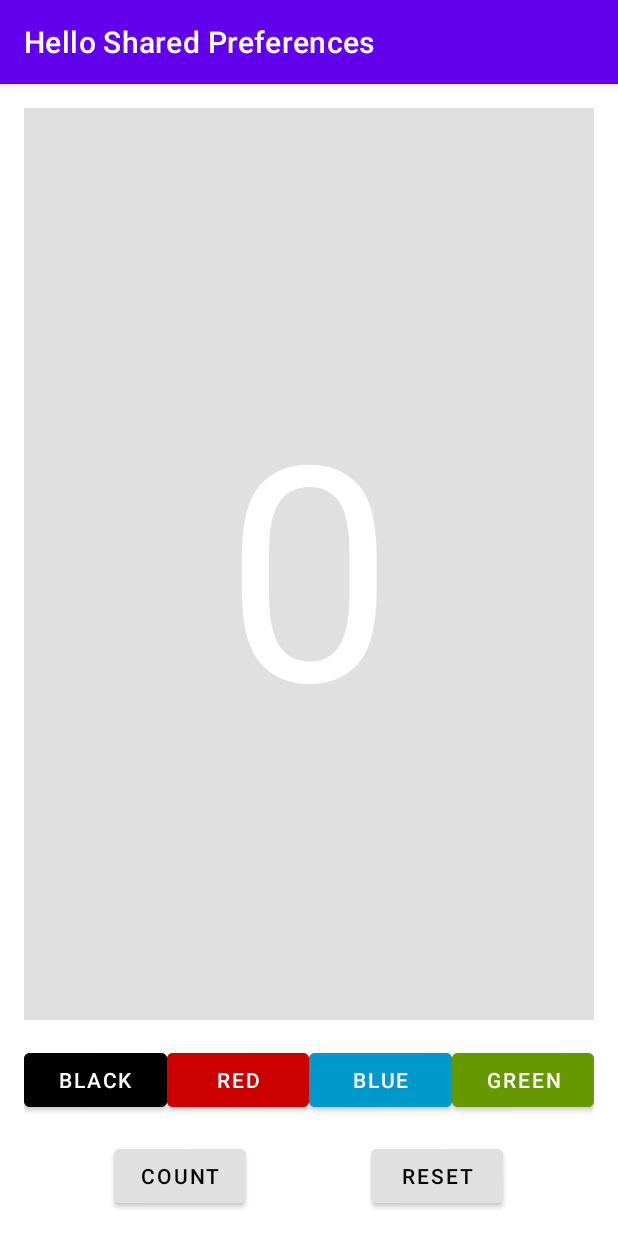
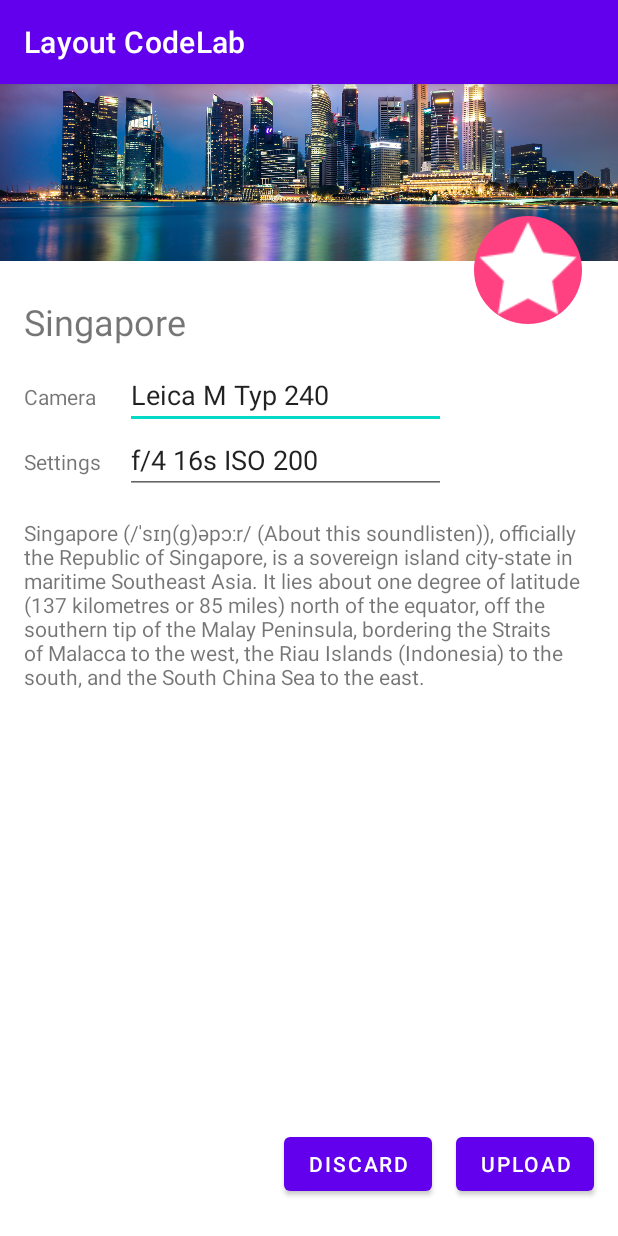
Before and after one commit to shrutiisharma/Codelabs, an Android app: the screen it shows after launch (MainActivity), on a phone screen of 412 x 824 dp. Run offline under Robolectric (Android 15) with nearby library versions, the phone set to English and light mode, and no system bars.

Commit message:
ConstraintLayout 1 Done!

```diff
--- a/app/src/main/java/com/streamliners/codelabs/Constants.java
+++ /dev/null
@@ -1,8 +0,0 @@
-package com.streamliners.codelabs;
-
-public class Constants {
-
-    public static final String COUNT_KEY = "count";
-
-    public static final String COLOR_KEY = "backgroundColor";
-}
--- a/app/src/main/java/com/streamliners/codelabs/MainActivity.java
+++ b/app/src/main/java/com/streamliners/codelabs/MainActivity.java
@@ -13,13 +13,6 @@ public class MainActivity extends AppCompatActivity {
     //create object for view binding
     ActivityMainBinding b;
 
-    private int backgroundClr;
-    private int count = 0;
-
-    SharedPreferences mPreferences;
-
-    private String sharedPrefFile =
-            "com.example.android.hellosharedprefs";
 
     /**
      * It initialises the activity.
@@ -30,83 +23,16 @@ public class MainActivity extends AppCompatActivity {
         super.onCreate(savedInstanceState);
 
         setupLayout();
-
-        // Initialize Shared Preferences
-        mPreferences = getSharedPreferences(sharedPrefFile, MODE_PRIVATE);
-        // Restore preferences
-        if (mPreferences != null) {
-            count = mPreferences.getInt(Constants.COUNT_KEY, 0);
-            b.output.setText(String.format("%s", count));
-            backgroundClr = mPreferences.getInt(Constants.COLOR_KEY, getResources().getColor(R.color.gray));
-            b.output.setBackgroundColor(backgroundClr);
-        }
     }
 
     /**
-     * To set the layout of the sharedPrefsActivity
+     * To set the layout of the MainActivity
      */
     private void setupLayout() {
         b = ActivityMainBinding.inflate(getLayoutInflater());
         setContentView(b.getRoot());
 
-        setTitle("Hello Shared Preferences");
+        setTitle("Layout CodeLab");
     }
 
-    public void setBlackClrBackground(View view) {
-        backgroundClr = getResources().getColor(R.color.black);
-        updateBackgroundColor();
-    }
-
-    public void setRedClrBackground(View view) {
-        backgroundClr = getResources().getColor(R.color.red);
-        updateBackgroundColor();
-    }
-
-    public void setBlueClrBackground(View view) {
-        backgroundClr = getResources().getColor(R.color.blue);
-        updateBackgroundColor();
-    }
-
-    public void setGreenClrBackground(View view) {
-        backgroundClr = getResources().getColor(R.color.green);
-        updateBackgroundColor();
-    }
-
-    private void updateBackgroundColor() {
-        b.output.setBackgroundColor(backgroundClr);
-    }
-
-    public void incCount(View view) {
-        count ++;
-        b.output.setText(String.valueOf(count));
-    }
-
-    public void resetOutput(View view) {
-
-        // Reset background color
-        backgroundClr = getResources().getColor(R.color.gray);
-        updateBackgroundColor();
-
-        // Reset count
-        count = 0;
-        b.output.setText(String.valueOf(count));
-
-        // Clear preferences
-        SharedPreferences.Editor preferencesEditor = mPreferences.edit();
-        preferencesEditor.clear();
-        preferencesEditor.apply();
-    }
-
-
-    @Override
-    protected void onPause() {
-        super.onPause();
-
-        mPreferences = getSharedPreferences(sharedPrefFile, MODE_PRIVATE);
-
-        SharedPreferences.Editor preferencesEditor = mPreferences.edit();
-        preferencesEditor.putInt(Constants.COUNT_KEY, count);
-        preferencesEditor.putInt(Constants.COLOR_KEY, backgroundClr);
-        preferencesEditor.apply();
-    }
 }
--- /dev/null
+++ b/app/src/main/res/drawable/star_background.xml
@@ -0,0 +1,9 @@
+<?xml version="1.0" encoding="utf-8"?>
+
+<ripple xmlns:android="http://schemas.android.com/apk/res/android" android:color="?android:colorControlHighlight">
+    <item>
+        <shape android:shape="oval">
+            <solid android:color="@color/colorAccent" />
+        </shape>
+    </item>
+</ripple>
--- a/app/src/main/res/layout/activity_main.xml
+++ b/app/src/main/res/layout/activity_main.xml
@@ -6,122 +6,107 @@
     android:layout_height="match_parent"
     tools:context=".MainActivity">
 
+    <ImageView
+        android:id="@+id/singaporeImg"
+        android:layout_width="0dp"
+        android:layout_height="118dp"
+        android:scaleType="centerCrop"
+        app:layout_constraintEnd_toEndOf="parent"
+        app:layout_constraintStart_toStartOf="parent"
+        app:layout_constraintTop_toTopOf="parent"
+        app:srcCompat="@drawable/singapore" />
+
+    <ImageView
+        android:id="@+id/favouriteImg"
+        android:layout_width="wrap_content"
+        android:layout_height="wrap_content"
+        android:layout_marginTop="88dp"
+        android:layout_marginEnd="24dp"
+        android:background="@drawable/star_background"
+        app:layout_constraintEnd_toEndOf="parent"
+        app:layout_constraintTop_toTopOf="parent"
+        app:srcCompat="@drawable/ic_star" />
 
     <TextView
-        android:id="@+id/output"
+        android:id="@+id/heading"
+        android:layout_width="wrap_content"
+        android:layout_height="wrap_content"
+        android:layout_marginStart="16dp"
+        android:layout_marginTop="24dp"
+        android:text="Singapore"
+        android:textSize="24sp"
+        app:layout_constraintStart_toStartOf="parent"
+        app:layout_constraintTop_toBottomOf="@+id/singaporeImg"
+        tools:ignore="MissingConstraints" />
+
+    <TextView
+        android:id="@+id/cameraTV"
+        android:layout_width="wrap_content"
+        android:layout_height="wrap_content"
+        android:layout_marginStart="16dp"
+        android:layout_marginTop="24dp"
+        android:labelFor="@+id/cameraEdit"
+        android:text="Camera"
+        app:layout_constraintStart_toStartOf="parent"
+        app:layout_constraintTop_toBottomOf="@+id/heading" />
+
+    <TextView
+        android:id="@+id/settingsTV"
+        android:layout_width="wrap_content"
+        android:layout_height="wrap_content"
+        android:layout_marginStart="16dp"
+        android:layout_marginTop="24dp"
+        android:labelFor="@+id/settingsEdit"
+        android:text="Settings"
+        app:layout_constraintStart_toStartOf="parent"
+        app:layout_constraintTop_toBottomOf="@+id/cameraTV"/>
+
+    <EditText
+        android:id="@+id/cameraEditText"
+        android:layout_width="214dp"
+        android:layout_height="wrap_content"
+        android:text="Leica M Typ 240"
+        app:layout_constraintBaseline_toBaselineOf="@+id/cameraTV"
+        app:layout_constraintEnd_toEndOf="@+id/settingsEditText"
+        app:layout_constraintStart_toStartOf="@+id/settingsEditText" />
+
+    <EditText
+        android:id="@+id/settingsEditText"
+        android:layout_width="214dp"
+        android:layout_height="wrap_content"
+        android:layout_marginStart="16dp"
+        android:text="f/4 16s ISO 200"
+        app:layout_constraintBaseline_toBaselineOf="@+id/settingsTV"
+        app:layout_constraintStart_toEndOf="@+id/settingsTV" />
+
+    <TextView
+        android:id="@+id/textView3"
         android:layout_width="0dp"
-        android:layout_height="0dp"
+        android:layout_height="wrap_content"
         android:layout_marginStart="16dp"
         android:layout_marginTop="16dp"
         android:layout_marginEnd="16dp"
-        android:layout_marginBottom="16dp"
-        android:background="@color/gray"
-        android:gravity="center"
-        android:text="@string/initial_count"
-        android:textAlignment="center"
-        android:textColor="@color/white"
-        android:textSize="200sp"
-        app:layout_constraintBottom_toTopOf="@+id/clrBtnsConstraintLayout"
+        android:text="@string/singapore_description"
         app:layout_constraintEnd_toEndOf="parent"
         app:layout_constraintStart_toStartOf="parent"
-        app:layout_constraintTop_toTopOf="parent" />
+        app:layout_constraintTop_toBottomOf="@+id/settingsEditText" />
 
-    <androidx.constraintlayout.widget.ConstraintLayout
-        android:id="@+id/clrBtnsConstraintLayout"
-        android:layout_width="match_parent"
+    <Button
+        android:id="@+id/uploadBtn"
+        android:layout_width="wrap_content"
         android:layout_height="wrap_content"
-        android:layout_marginStart="16dp"
         android:layout_marginEnd="16dp"
-        android:layout_marginBottom="16dp"
-        app:layout_constraintBottom_toTopOf="@+id/utilBtnConstraintLayout"
-        app:layout_constraintEnd_toEndOf="parent"
-        app:layout_constraintStart_toStartOf="parent"
-        app:layout_constraintTop_toBottomOf="@+id/output">
+        android:layout_marginBottom="24dp"
+        android:text="Upload"
+        app:layout_constraintBottom_toBottomOf="parent"
+        app:layout_constraintEnd_toEndOf="parent" />
 
-        <Button
-            android:id="@+id/blackBtn"
-            android:layout_width="0dp"
-            android:layout_height="wrap_content"
-            android:backgroundTint="@color/black"
-            android:onClick="setBlackClrBackground"
-            android:text="@string/black"
-            app:layout_constraintEnd_toStartOf="@+id/redBtn"
-            app:layout_constraintHorizontal_chainStyle="spread_inside"
-            app:layout_constraintStart_toStartOf="parent"
-            app:layout_constraintTop_toTopOf="parent" />
-
-        <Button
-            android:id="@+id/redBtn"
-            android:layout_width="0dp"
-            android:layout_height="wrap_content"
-            android:backgroundTint="@android:color/holo_red_dark"
-            android:onClick="setRedClrBackground"
-            android:text="@string/red"
-            app:layout_constraintEnd_toStartOf="@+id/blueBtn"
-            app:layout_constraintStart_toEndOf="@+id/blackBtn"
-            app:layout_constraintTop_toTopOf="parent" />
-
-        <Button
-            android:id="@+id/blueBtn"
-            android:layout_width="0dp"
-            android:layout_height="wrap_content"
-            android:backgroundTint="@android:color/holo_blue_dark"
-            android:onClick="setBlueClrBackground"
-            android:text="@string/blue"
-            app:layout_constraintEnd_toStartOf="@+id/greenBtn"
-            app:layout_constraintStart_toEndOf="@+id/redBtn"
-            app:layout_constraintTop_toTopOf="parent" />
-
-        <Button
-            android:id="@+id/greenBtn"
-            android:layout_width="0dp"
-            android:layout_height="wrap_content"
-            android:backgroundTint="@android:color/holo_green_dark"
-            android:onClick="setGreenClrBackground"
-            android:text="@string/green"
-            app:layout_constraintEnd_toEndOf="parent"
-            app:layout_constraintStart_toEndOf="@+id/blueBtn"
-            app:layout_constraintTop_toTopOf="parent" />
-
-
-    </androidx.constraintlayout.widget.ConstraintLayout>
-
-    <androidx.constraintlayout.widget.ConstraintLayout
-        android:id="@+id/utilBtnConstraintLayout"
-        android:layout_width="0dp"
+    <Button
+        android:id="@+id/button"
+        android:layout_width="wrap_content"
         android:layout_height="wrap_content"
-        android:layout_marginStart="16dp"
         android:layout_marginEnd="16dp"
-        android:layout_marginBottom="16dp"
-        app:layout_constraintBottom_toBottomOf="parent"
-        app:layout_constraintEnd_toEndOf="parent"
-        app:layout_constraintStart_toStartOf="parent">
-
-        <Button
-            android:id="@+id/countBtn"
-            android:onClick="incCount"
-            android:layout_width="wrap_content"
-            android:layout_height="wrap_content"
-            android:layout_marginStart="60dp"
-            android:backgroundTint="#E0E0E0"
-            android:text="@string/count"
-            android:textColor="@color/black"
-            app:layout_constraintStart_toStartOf="parent"
-            app:layout_constraintTop_toTopOf="parent" />
-
-        <Button
-            android:id="@+id/resetBtn"
-            android:onClick="resetOutput"
-            android:layout_width="wrap_content"
-            android:layout_height="wrap_content"
-            android:backgroundTint="#E0E0E0"
-            android:text="@string/reset"
-            android:textColor="@color/black"
-            app:layout_constraintEnd_toEndOf="parent"
-            app:layout_constraintHorizontal_bias="0.579"
-            app:layout_constraintStart_toEndOf="@+id/countBtn"
-            app:layout_constraintTop_toTopOf="parent" />
-
-
-    </androidx.constraintlayout.widget.ConstraintLayout>
+        android:text="Discard"
+        app:layout_constraintBaseline_toBaselineOf="@+id/uploadBtn"
+        app:layout_constraintEnd_toStartOf="@+id/uploadBtn" />
 </androidx.constraintlayout.widget.ConstraintLayout>
--- a/app/src/main/res/values/colors.xml
+++ b/app/src/main/res/values/colors.xml
@@ -11,4 +11,5 @@
     <color name="red">#CC0000</color>
     <color name="blue">#0099CC</color>
     <color name="green">#669900</color>
+    <color name="colorAccent">#FF4081</color>
 </resources>
--- a/app/src/main/res/values/strings.xml
+++ b/app/src/main/res/values/strings.xml
@@ -1,5 +1,5 @@
 <resources>
-    <string name="app_name">Hello Shared Prefs</string>
+    <string name="app_name">Constraint Layout</string>
     <string name="initial_count">0</string>
     <string name="black">Black</string>
     <string name="red">Red</string>
@@ -7,4 +7,5 @@
     <string name="green">Green</string>
     <string name="count">Count</string>
     <string name="reset">Reset</string>
+    <string name="singapore_description">Singapore (/ˈsɪŋ(ɡ)əpɔːr/ (About this soundlisten)), officially the Republic of Singapore, is a sovereign island city-state in maritime Southeast Asia. It lies about one degree of latitude (137 kilometres or 85 miles) north of the equator, off the southern tip of the Malay Peninsula, bordering the Straits of Malacca to the west, the Riau Islands (Indonesia) to the south, and the South China Sea to the east.</string>
 </resources>
```
Also changed, not shown: app/src/main/res/drawable/ic_ab_drawer_mask.png (added), app/src/main/res/drawable/ic_ab_up_white.png (added), app/src/main/res/drawable/ic_info.png (added), app/src/main/res/drawable/ic_launcher.png (added), app/src/main/res/drawable/ic_star.png (added), app/src/main/res/drawable/singapore.jpg (added), 1 other file.
